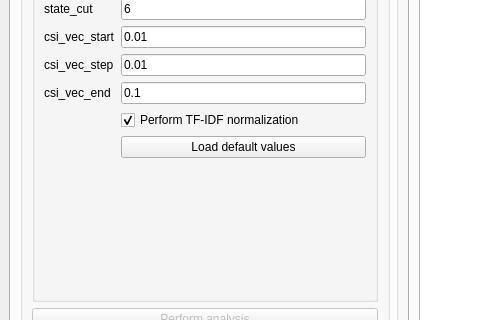
Qt form gui/MainWindow.ui (rivelco/ENCORE) before a commit; both pictures show x 0 to 483 and y 240 to 560 of the 1188 by 801 pixel window.
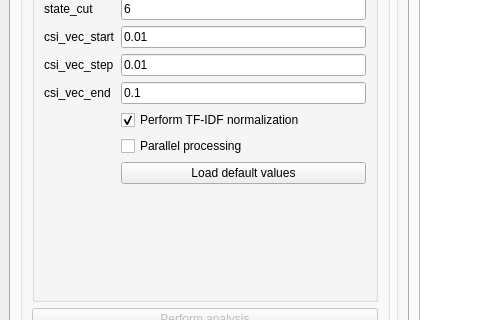
The same form after that commit. The open tabs and pages were chosen to show the change. Custom widgets are drawn as their Qt base class.

Commit message:
Progress parallelizing SVD
For the similarity matrix computation

```diff
--- a/gui/MainWindow.ui
+++ b/gui/MainWindow.ui
@@ -1388,6 +1388,13 @@
                    </property>
                   </widget>
                  </item>
+                 <item row="11" column="1">
+                  <widget class="QCheckBox" name="svd_check_parallel">
+                   <property name="text">
+                    <string>Parallel processing</string>
+                   </property>
+                  </widget>
+                 </item>
                 </layout>
                </widget>
               </item>
```
Left out of the diff: 4 changed lines with no effect on the pictures. The commit also changes 2 other files.
